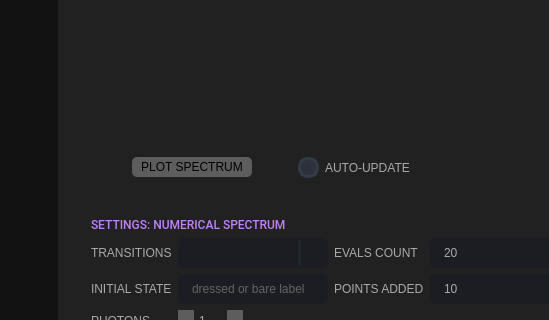
scqubits/qfit, file resources/ui_window.ui: the form before one commit; both pictures show x 132 to 681 and y 372 to 692 of the 1237 by 830 pixel window.
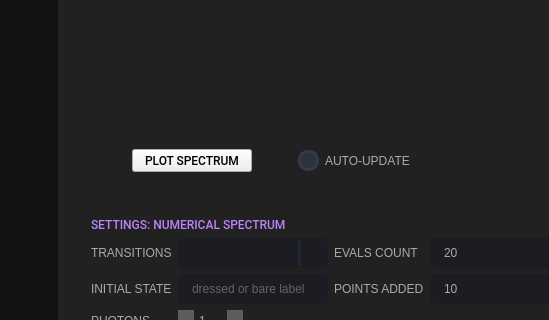
The form after the commit. The open tabs and pages were chosen to show the change. Icons and pictures are not drawn. Custom widgets are drawn as their Qt base class.

What changed in the file:
```diff
--- a/resources/ui_window.ui
+++ b/resources/ui_window.ui
@@ -458,6 +458,12 @@
         <verstretch>0</verstretch>
        </sizepolicy>
       </property>
+      <property name="minimumSize">
+       <size>
+        <width>120</width>
+        <height>0</height>
+       </size>
+      </property>
       <property name="styleSheet">
        <string notr="true">QFrame {
 	background-color: rgb(33,33,33);
@@ -1085,7 +1091,7 @@
          </property>
          <property name="minimumSize">
           <size>
-           <width>410</width>
+           <width>120</width>
            <height>0</height>
           </size>
          </property>
@@ -1095,16 +1101,18 @@
            <height>10000</height>
           </size>
          </property>
+         <property name="font">
+          <font>
+           <family>Roboto Medium</family>
+           <pointsize>9</pointsize>
+           <kerning>true</kerning>
+          </font>
+         </property>
          <property name="styleSheet">
-          <string>QPushButton {
-	background-color: rgb(93, 93, 93);
-	border: 0px solid rgb(52, 59, 72);
-	border-radius: 5px;	
-	text-align: center;
-}
-QPushButton:pressed {
-    background-color: rgb(103, 39, 125);
-}</string>
+          <string notr="true"/>
+         </property>
+         <property name="frameShadow">
+          <enum>QFrame::Raised</enum>
          </property>
          <property name="currentIndex">
           <number>0</number>
@@ -2863,7 +2871,7 @@
                    <x>0</x>
                    <y>0</y>
                    <width>352</width>
-                   <height>374</height>
+                   <height>366</height>
                   </rect>
                  </property>
                  <layout class="QVBoxLayout" name="verticalLayout_11">
@@ -2888,6 +2896,18 @@
            </item>
            <item>
             <widget class="QFrame" name="frame_3">
+             <property name="sizePolicy">
+              <sizepolicy hsizetype="Preferred" vsizetype="Minimum">
+               <horstretch>0</horstretch>
+               <verstretch>0</verstretch>
+              </sizepolicy>
+             </property>
+             <property name="minimumSize">
+              <size>
+               <width>0</width>
+               <height>35</height>
+              </size>
+             </property>
              <property name="styleSheet">
               <string notr="true"/>
              </property>
@@ -2897,7 +2917,13 @@
              <property name="frameShadow">
               <enum>QFrame::Raised</enum>
              </property>
+             <property name="lineWidth">
+              <number>1</number>
+             </property>
              <layout class="QHBoxLayout" name="horizontalLayout_3">
+              <property name="spacing">
+               <number>-1</number>
+              </property>
               <property name="leftMargin">
                <number>12</number>
               </property>
@@ -2921,9 +2947,22 @@
                   <height>20</height>
                  </size>
                 </property>
+                <property name="font">
+                 <font>
+                  <family>Roboto Medium</family>
+                  <pointsize>9</pointsize>
+                  <kerning>true</kerning>
+                 </font>
+                </property>
                 <property name="toolTip">
                  <string notr="true"/>
                 </property>
+                <property name="accessibleDescription">
+                 <string/>
+                </property>
+                <property name="styleSheet">
+                 <string notr="true"/>
+                </property>
                 <property name="text">
                  <string notr="true">PLOT SPECTRUM</string>
                 </property>
```
Left out of the diff: 38 changed lines with no effect on the pictures.
